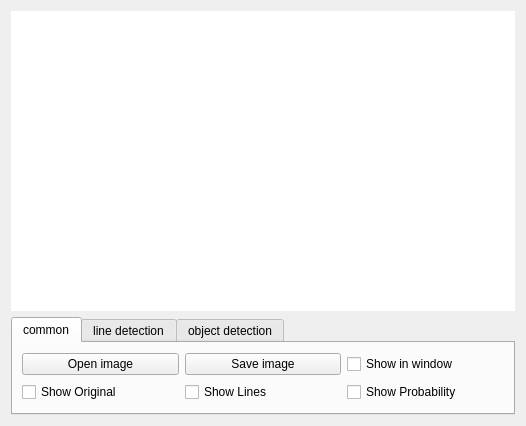
Above: app/form/algorithmcontrolwidget.ui from FormSeher/formseher before the change. Below: the same form after it.
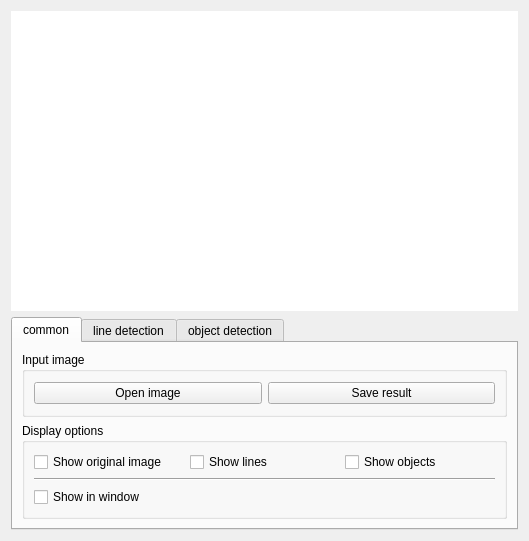
That is the form after the change. The open tabs and pages were chosen to show the change.

Commit message: Improved AlgorithmControlWidget form and added database widgets.

Diff of the .ui file:
```diff
--- a/app/form/algorithmcontrolwidget.ui
+++ b/app/form/algorithmcontrolwidget.ui
@@ -9,8 +9,8 @@
    <rect>
     <x>0</x>
     <y>0</y>
-    <width>526</width>
-    <height>414</height>
+    <width>529</width>
+    <height>537</height>
    </rect>
   </property>
   <property name="sizePolicy">
@@ -471,45 +471,70 @@
       </attribute>
       <layout class="QGridLayout" name="gridLayout_4">
        <item row="0" column="0">
+        <widget class="QGroupBox" name="groupBox_4">
+         <property name="title">
+          <string>Input image</string>
+         </property>
+         <layout class="QGridLayout" name="gridLayout_7">
+          <item row="1" column="0">
         <widget class="QPushButton" name="openPicture">
          <property name="text">
           <string>Open image</string>
          </property>
         </widget>
        </item>
-       <item row="0" column="2">
+          <item row="1" column="1">
         <widget class="QPushButton" name="saveResult">
          <property name="text">
-          <string>Save image</string>
+             <string>Save result</string>
          </property>
         </widget>
        </item>
-       <item row="1" column="2">
+         </layout>
+        </widget>
+       </item>
+       <item row="1" column="0">
+        <widget class="QGroupBox" name="groupBox_5">
+         <property name="title">
+          <string>Display options</string>
+         </property>
+         <layout class="QGridLayout" name="gridLayout_8">
+          <item row="0" column="1">
         <widget class="QCheckBox" name="showlinescheckBox">
          <property name="text">
-          <string>Show Lines</string>
+             <string>Show lines</string>
          </property>
         </widget>
        </item>
-       <item row="0" column="3">
-        <widget class="QCheckBox" name="showWindowCheckBox">
-         <property name="text">
-          <string>Show in window</string>
-         </property>
-        </widget>
-       </item>
-       <item row="1" column="3">
+          <item row="0" column="2">
         <widget class="QCheckBox" name="showobjectcheckBox">
          <property name="text">
-          <string>Show Probability</string>
+             <string>Show objects</string>
          </property>
         </widget>
        </item>
-       <item row="1" column="0">
+          <item row="0" column="0">
         <widget class="QCheckBox" name="showoriginalcheckBox">
          <property name="text">
-          <string>Show Original</string>
-         </property>
+             <string>Show original image</string>
+            </property>
+           </widget>
+          </item>
+          <item row="2" column="0">
+           <widget class="QCheckBox" name="showWindowCheckBox">
+            <property name="text">
+             <string>Show in window</string>
+            </property>
+           </widget>
+          </item>
+          <item row="1" column="0" colspan="3">
+           <widget class="Line" name="line">
+            <property name="orientation">
+             <enum>Qt::Horizontal</enum>
+            </property>
+           </widget>
+          </item>
+         </layout>
         </widget>
        </item>
       </layout>
```
Left out of the diff: 529 changed lines with no effect on the pictures. Lines whose indentation alone changed are shown as unchanged.
